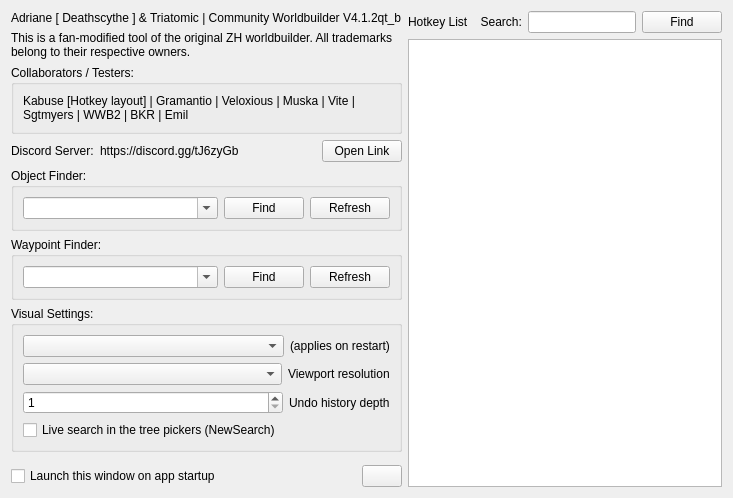
triatomic/worldbuilderQT, file GeneralsMD/Code/Tools/WorldBuilder/qt/panels/WBQtEntityFinderDialog.ui: the form before one commit.
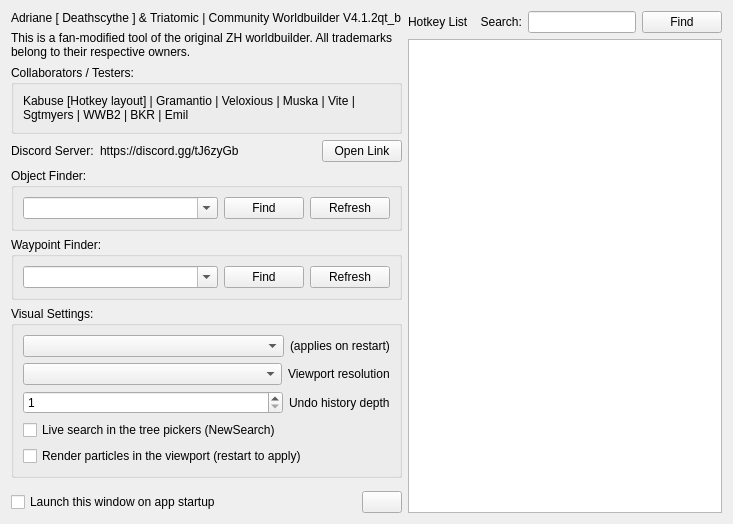
The form after the commit.

Commit message: WorldBuilder: live particle preview ("Render particles" toggle)

What changed in the file:
```diff
--- a/GeneralsMD/Code/Tools/WorldBuilder/qt/panels/WBQtEntityFinderDialog.ui
+++ b/GeneralsMD/Code/Tools/WorldBuilder/qt/panels/WBQtEntityFinderDialog.ui
@@ -219,6 +219,17 @@
           </property>
          </widget>
         </item>
+        <item>
+         <widget class="QCheckBox" name="renderParticlesCheck">
+          <property name="toolTip">
+           <string>Preview live particle emitters in the viewport (a template's always-on
+emitters + placed particle systems). Applies on the next WorldBuilder restart. Off by default.</string>
+          </property>
+          <property name="text">
+           <string>Render particles in the viewport (restart to apply)</string>
+          </property>
+         </widget>
+        </item>
        </layout>
       </widget>
      </item>
```
The commit also changes 9 other files.
